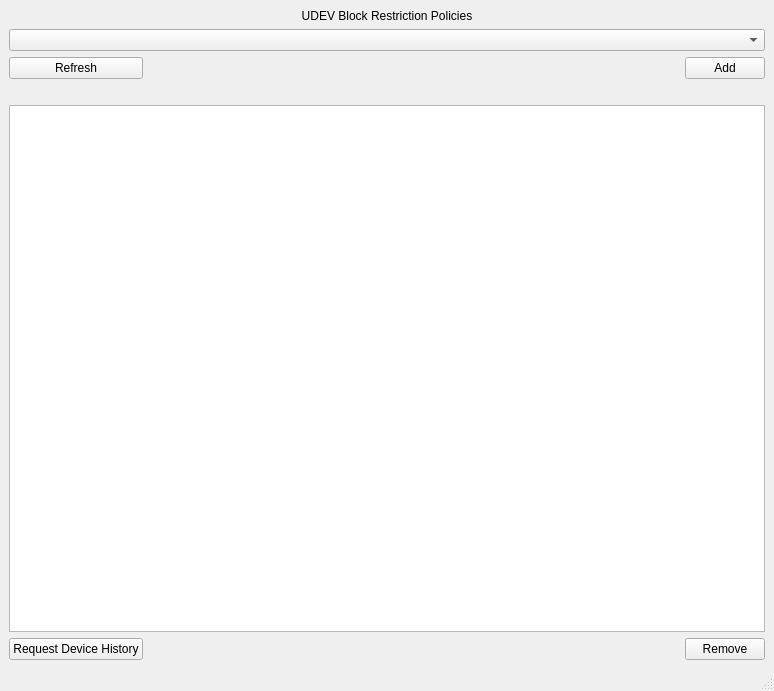
Qt form mainwindow.ui (TwelfthFace/UBRP) before a commit.
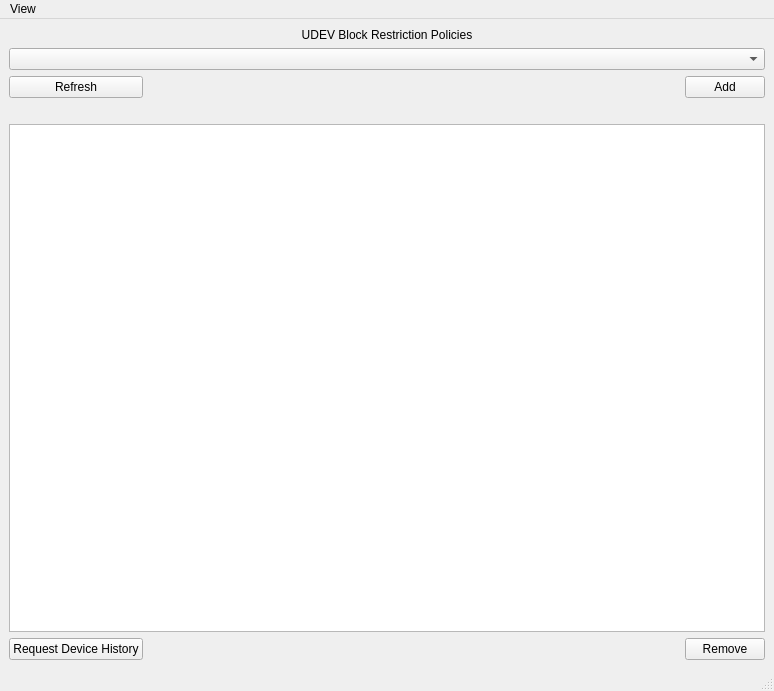
The same form after that commit.

```diff
--- a/mainwindow.ui
+++ b/mainwindow.ui
@@ -105,6 +105,29 @@
     <string/>
    </property>
   </widget>
+  <widget class="QMenuBar" name="menuBar">
+   <property name="geometry">
+    <rect>
+     <x>0</x>
+     <y>0</y>
+     <width>774</width>
+     <height>23</height>
+    </rect>
+   </property>
+   <widget class="QMenu" name="menuView">
+    <property name="title">
+     <string>View</string>
+    </property>
+    <addaction name="separator"/>
+    <addaction name="actionConfigure"/>
+   </widget>
+   <addaction name="menuView"/>
+  </widget>
+  <action name="actionConfigure">
+   <property name="text">
+    <string>Configure</string>
+   </property>
+  </action>
  </widget>
  <resources/>
  <connections/>
```
